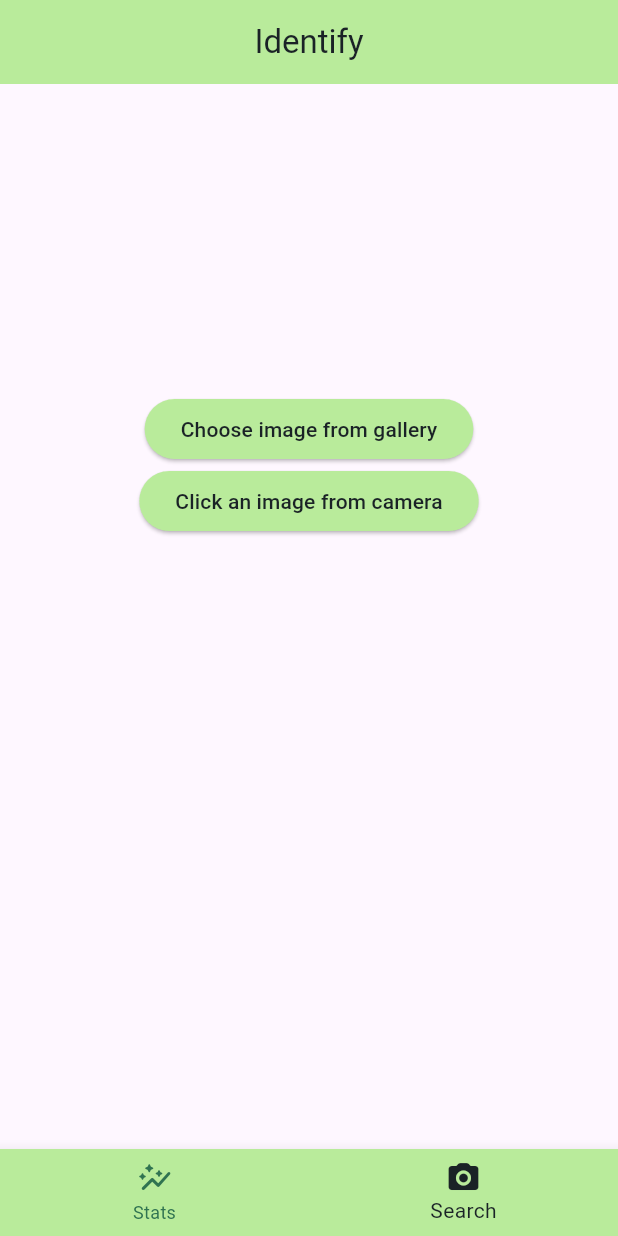
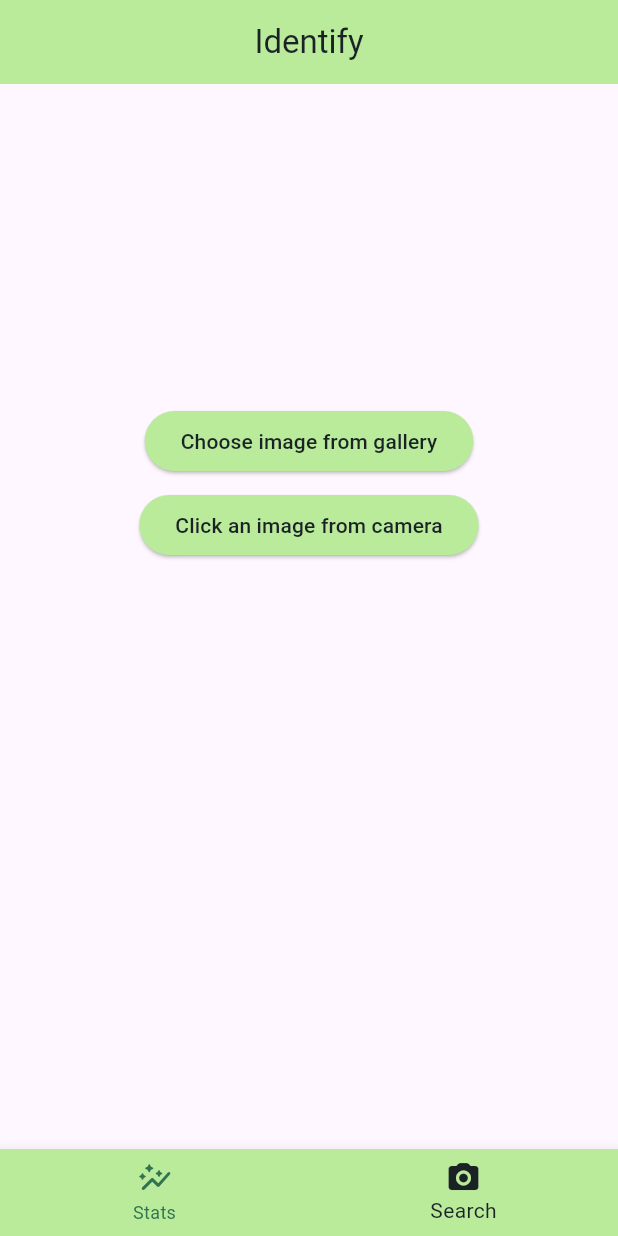
Before and after one commit to aryamaan-exe/RightBin, a Flutter app: the screen it shows after launch, item 2 of the bottom bar chosen, on a phone screen of 412 x 824 dp. Run offline on Flutter 3.47's test engine with Material 3 defaults, Android fonts, the phone set to English and light mode, and no system bars.

Commit message:
Update README

```diff
--- a/lib/main.dart
+++ b/lib/main.dart
@@ -99,10 +99,13 @@
         padding: EdgeInsets.fromLTRB(0, height / 4, 0, 0),
         child: Column(
           children: [
-            ElevatedButton(
-                onPressed: () {},
-                style: ebs,
-                child: const Text("Choose image from gallery")),
+            Padding(
+              padding: const EdgeInsets.all(8.0),
+              child: ElevatedButton(
+                  onPressed: () {},
+                  style: ebs,
+                  child: const Text("Choose image from gallery")),
+            ),
             ElevatedButton(
                 onPressed: () {},
                 style: ebs,
```
Also changed, not shown: 1 other file.
